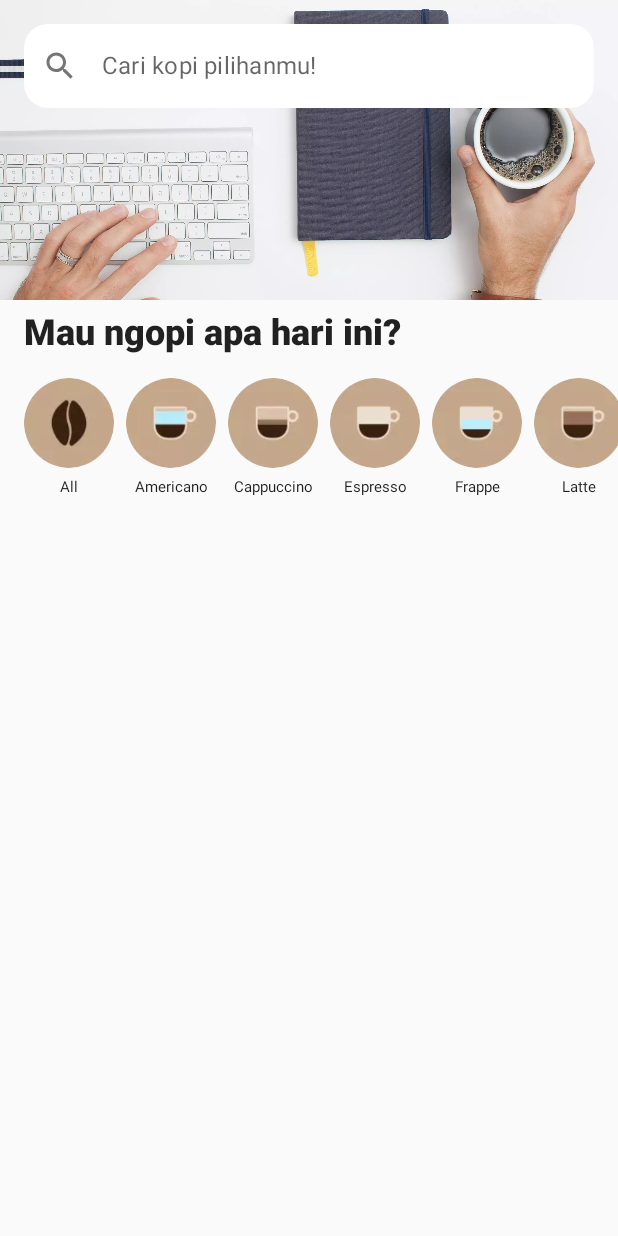
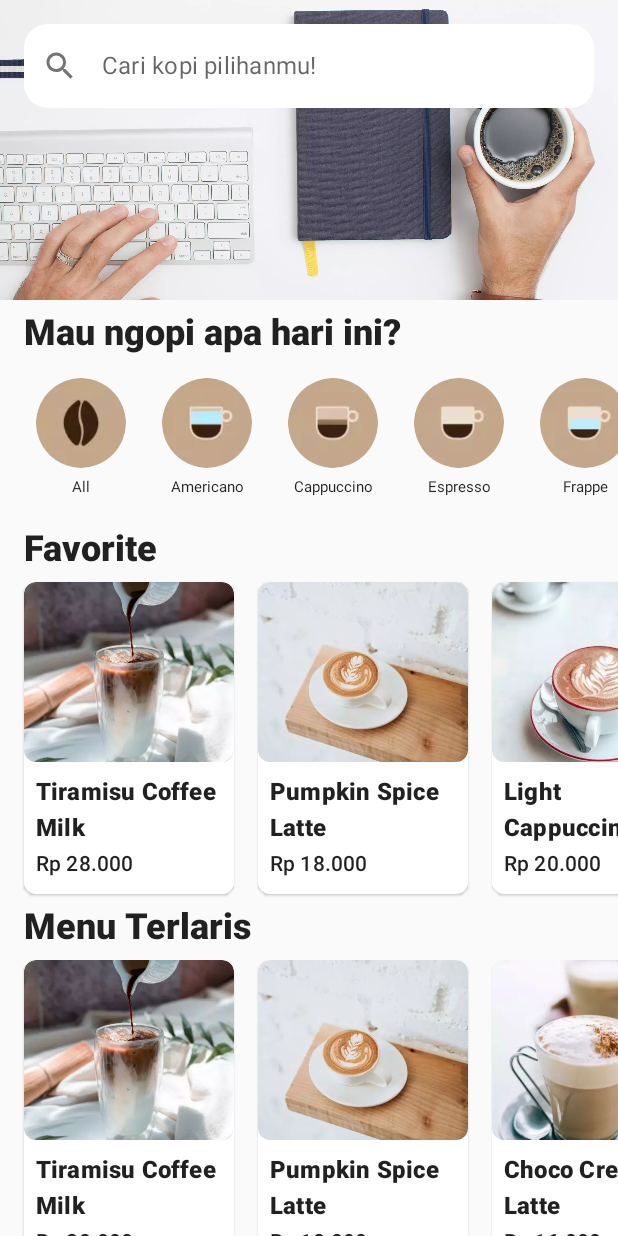
Before and after one commit to bayutp/Coffee-Shop, an Android app built with Jetpack Compose: the screen it shows after launch (MainActivity), on a phone screen of 412 x 824 dp. Run offline under Robolectric (Android 15) with nearby library versions, the phone set to English and light mode, and no system bars.

Commit message:
add favorites & best seller items

```diff
--- a/app/src/main/java/com/example/jetcoffee/MainActivity.kt
+++ b/app/src/main/java/com/example/jetcoffee/MainActivity.kt
@@ -7,6 +7,8 @@ import androidx.compose.foundation.Image
 import androidx.compose.foundation.layout.*
 import androidx.compose.foundation.lazy.LazyRow
 import androidx.compose.foundation.lazy.items
+import androidx.compose.foundation.rememberScrollState
+import androidx.compose.foundation.verticalScroll
 import androidx.compose.runtime.Composable
 import androidx.compose.ui.Modifier
 import androidx.compose.ui.layout.ContentScale
@@ -15,9 +17,9 @@ import androidx.compose.ui.res.stringResource
 import androidx.compose.ui.tooling.preview.Devices
 import androidx.compose.ui.tooling.preview.Preview
 import androidx.compose.ui.unit.dp
-import com.example.jetcoffee.model.TextSection
-import com.example.jetcoffee.model.dummyCategory
+import com.example.jetcoffee.model.*
 import com.example.jetcoffee.ui.components.CategoryItem
+import com.example.jetcoffee.ui.components.MenuItem
 import com.example.jetcoffee.ui.components.SearchBar
 import com.example.jetcoffee.ui.theme.JetCoffeeTheme
 
@@ -34,10 +36,14 @@ class MainActivity : ComponentActivity() {
 
 @Composable
 fun JetCoffeeApp() {
-    Column {
+    Column(modifier = Modifier.verticalScroll(rememberScrollState())) {
         Banner()
         TextSection(title = stringResource(id = R.string.section_category))
         CategoryRow()
+        TextSection(title = stringResource(id = R.string.menu_favorite))
+        MenuRow(listMenu = dummyMenu)
+        TextSection(title = stringResource(id = R.string.section_best_seller_menu))
+        MenuRow(listMenu = dummyBestSeller)
     }
 }
 
@@ -59,10 +65,23 @@ fun CategoryRow(modifier: Modifier = Modifier) {
     LazyRow(
         modifier = modifier,
         horizontalArrangement = Arrangement.spacedBy(8.dp),
-        contentPadding = PaddingValues(horizontal = 16.dp, vertical = 8.dp)
+        contentPadding = PaddingValues(horizontal = 16.dp)
     ) {
         items(dummyCategory, key = { it.textCategory }) { category ->
             CategoryItem(category = category)
+        }
+    }
+}
+
+@Composable
+fun MenuRow(listMenu: List<Menu>, modifier: Modifier = Modifier) {
+    LazyRow(
+        horizontalArrangement = Arrangement.spacedBy(16.dp),
+        contentPadding = PaddingValues(horizontal = 16.dp),
+        modifier = modifier
+    ) {
+        items(listMenu, key = { it.title }) { menu ->
+            MenuItem(menu = menu)
         }
     }
 }
@@ -72,6 +91,14 @@ fun CategoryRow(modifier: Modifier = Modifier) {
 fun CategoryRowPreview() {
     JetCoffeeTheme {
         CategoryRow()
+    }
+}
+
+@Preview(showBackground = true)
+@Composable
+fun MenuRowPreview() {
+    JetCoffeeTheme {
+        MenuRow(listMenu = dummyMenu)
     }
 }
 
--- a/app/src/main/java/com/example/jetcoffee/ui/components/CategoryItem.kt
+++ b/app/src/main/java/com/example/jetcoffee/ui/components/CategoryItem.kt
@@ -22,7 +22,7 @@ import com.example.jetcoffee.ui.theme.JetCoffeeTheme
 
 @Composable
 fun CategoryItem(category: Category, modifier: Modifier = Modifier) {
-    Column(modifier = modifier, horizontalAlignment = Alignment.CenterHorizontally) {
+    Column(modifier = Modifier.padding(8.dp), horizontalAlignment = Alignment.CenterHorizontally) {
         Image(
             painter = painterResource(id = category.imgCategory),
             contentDescription = null,
@@ -48,7 +48,7 @@ fun CategoryItemPreview() {
             category = Category(
                 R.drawable.icon_category_cappuccino,
                 R.string.category_cappuccino
-            ), modifier = Modifier.padding(8.dp)
+            )
         )
     }
 }
--- /dev/null
+++ b/app/src/main/java/com/example/jetcoffee/ui/components/MenuItem.kt
@@ -0,0 +1,61 @@
+package com.example.jetcoffee.ui.components
+
+import androidx.compose.foundation.Image
+import androidx.compose.foundation.layout.*
+import androidx.compose.foundation.shape.RoundedCornerShape
+import androidx.compose.material.Card
+import androidx.compose.material.MaterialTheme
+import androidx.compose.material.Text
+import androidx.compose.runtime.Composable
+import androidx.compose.ui.Modifier
+import androidx.compose.ui.draw.clip
+import androidx.compose.ui.layout.ContentScale
+import androidx.compose.ui.res.painterResource
+import androidx.compose.ui.text.font.FontWeight
+import androidx.compose.ui.text.style.TextOverflow
+import androidx.compose.ui.tooling.preview.Preview
+import androidx.compose.ui.unit.dp
+import com.example.jetcoffee.R
+import com.example.jetcoffee.model.Menu
+import com.example.jetcoffee.ui.theme.JetCoffeeTheme
+
+@Composable
+fun MenuItem(menu: Menu, modifier: Modifier = Modifier) {
+    Card(modifier = Modifier.width(140.dp), shape = RoundedCornerShape(8.dp)) {
+        Column() {
+            Image(
+                painter = painterResource(id = menu.image),
+                contentDescription = null,
+                contentScale = ContentScale.Crop,
+                modifier = Modifier
+                    .fillMaxWidth()
+                    .height(120.dp)
+                    .clip(
+                        RoundedCornerShape(8.dp)
+                    )
+            )
+            Column(modifier = Modifier.padding(8.dp)) {
+                Text(
+                    text = menu.title,
+                    maxLines = 2,
+                    overflow = TextOverflow.Ellipsis,
+                    style = MaterialTheme.typography.subtitle1.copy(
+                        fontWeight = FontWeight.ExtraBold
+                    )
+                )
+                Text(text = menu.price, style = MaterialTheme.typography.subtitle2)
+            }
+        }
+    }
+}
+
+@Preview(showBackground = true)
+@Composable
+fun MenuItemPreview() {
+    JetCoffeeTheme {
+        MenuItem(
+            menu = Menu(R.drawable.menu2, "Hot Pumpkin Spice Latte Premium", "Rp.18.000"),
+            modifier = Modifier.padding(8.dp)
+        )
+    }
+}
```
Also changed, not shown: app/src/main/java/com/example/jetcoffee/ui/components/TextSection.kt (renamed from app/src/main/java/com/example/jetcoffee/model/TextSection.kt).
